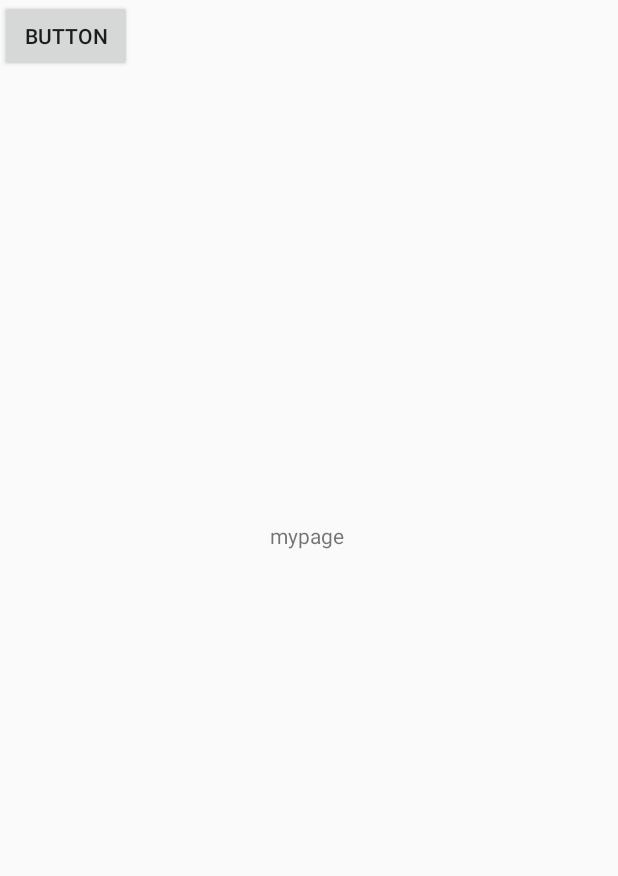
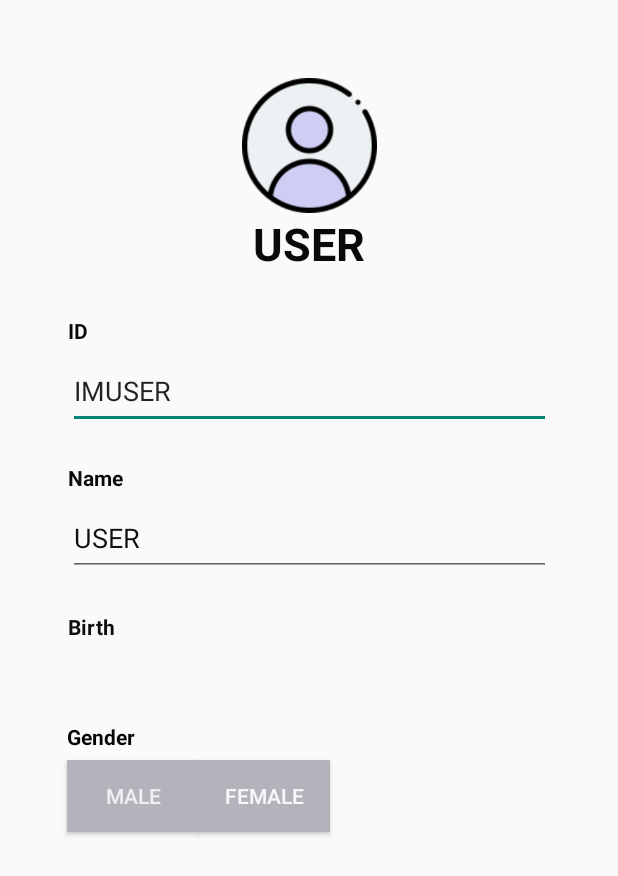
Before and after one commit to meeeeju/smart_mirrorr, an Android app: the MyPageActivity screen opened directly, with no data from a screen before it, on a phone screen of 412 x 824 dp. Shown: the top 876 px of the screen. Run offline under Robolectric (Android 15) with nearby library versions, the phone set to English and light mode, and no system bars.

Commit message:
make mypage id~gender

```diff
--- a/app/src/main/java/com/example/yanadu/data/request/ApiRequestFactory.kt
+++ b/app/src/main/java/com/example/yanadu/data/request/ApiRequestFactory.kt
@@ -45,16 +45,16 @@ object ApiRequestFactory {
 
 
 
-    loginService.requestLogin(text1,text2,text3,text4).enqueue(object Callback<SignupForm>{
-        override fun onFailure(call: Call<SignupForm>, t: Throwable) {
+    //loginService.requestLogin(text1,text2,text3,text4).enqueue(object Callback<SignupForm>{
+      //  override fun onFailure(call: Call<SignupForm>, t: Throwable) {
             //실패할 경우
-        }
+       // }
 
-        override fun onResponse(call: Call<SignupForm>, response: Response<SignupForm>) {
+      //  override fun onResponse(call: Call<SignupForm>, response: Response<SignupForm>) {
             //정상응답이 올경우
-        }
+      //  }
 
-    })
+   // })
 
 
 
--- a/app/src/main/java/com/example/yanadu/ui/graph_detail/DetailActivity.kt
+++ b/app/src/main/java/com/example/yanadu/ui/graph_detail/DetailActivity.kt
@@ -10,11 +10,19 @@ import com.example.yanadu.R
 import com.example.yanadu.ui.MainActivity
 import com.google.android.material.navigation.NavigationView
 import kotlinx.android.synthetic.main.activity_details.*
+import kotlinx.android.synthetic.main.activity_main.*
 
 class DetailActivity : AppCompatActivity() {
     override fun onCreate(savedInstanceState: Bundle?) {
         super.onCreate(savedInstanceState)
         setContentView(R.layout.activity_details)
 
+        btn_drug.setOnClickListener {
+            Toast.makeText(this@DetailActivity,"Proviotics(2021/06/06~) + Vitamin C(2018/03/24~)",Toast.LENGTH_LONG).show()
+
+        }
+        swch_wd.setOnClickListener {
+            img_weekgraph.setImageResource(R.drawable.daygraph)
+        }
     }
 }
--- a/app/src/main/java/com/example/yanadu/ui/mypage/MyPageActivity.kt
+++ b/app/src/main/java/com/example/yanadu/ui/mypage/MyPageActivity.kt
@@ -1,12 +1,18 @@
 package com.example.yanadu.ui.mypage
 
+import android.graphics.Color
 import androidx.appcompat.app.AppCompatActivity
 import android.os.Bundle
 import com.example.yanadu.R
+import kotlinx.android.synthetic.main.activity_my_page.*
 
 class MyPageActivity : AppCompatActivity() {
     override fun onCreate(savedInstanceState: Bundle?) {
         super.onCreate(savedInstanceState)
         setContentView(R.layout.activity_my_page)
+
+        btn_male.setOnClickListener {btn_male.setBackgroundColor(Color.DKGRAY)}
+        btn_female.setOnClickListener {btn_female.setBackgroundColor(Color.DKGRAY)}
     }
+
 }
--- a/app/src/main/res/layout/activity_my_page.xml
+++ b/app/src/main/res/layout/activity_my_page.xml
@@ -4,28 +4,142 @@
     xmlns:tools="http://schemas.android.com/tools"
     android:layout_width="match_parent"
     android:layout_height="match_parent"
-    tools:context=".ui.mypage.MyPageActivity">
+    tools:context=".ui.mypage.MyPageActivity"
+    tools:layout_editor_absoluteX="53dp"
+    tools:layout_editor_absoluteY="1dp">
+
+    <ImageView
+        android:id="@+id/img_user"
+        android:layout_width="99dp"
+        android:layout_height="90dp"
+        app:layout_constraintBottom_toBottomOf="parent"
+        app:layout_constraintEnd_toEndOf="parent"
+        app:layout_constraintStart_toStartOf="parent"
+        app:layout_constraintTop_toTopOf="parent"
+        app:layout_constraintVertical_bias="0.071"
+        app:srcCompat="@drawable/userimg" />
 
     <TextView
-        android:id="@+id/textView2"
+        android:id="@+id/textView"
         android:layout_width="wrap_content"
         android:layout_height="wrap_content"
-        android:layout_marginStart="179dp"
-        android:layout_marginLeft="179dp"
-        android:layout_marginTop="347dp"
-        android:layout_marginEnd="182dp"
-        android:layout_marginRight="182dp"
-        android:text="mypage"
+        android:text="USER"
+        android:textColor="#090909"
+        android:textSize="30sp"
+        android:textStyle="bold"
         app:layout_constraintEnd_toEndOf="parent"
+        app:layout_constraintStart_toStartOf="parent"
+        app:layout_constraintTop_toBottomOf="@+id/img_user" />
+
+    <EditText
+        android:id="@+id/txtpl_id"
+        android:layout_width="322dp"
+        android:layout_height="50dp"
+        android:layout_marginTop="236dp"
+        android:ems="10"
+        android:hint="ID"
+        android:inputType="textPersonName"
+        android:text="IMUSER"
+        app:layout_constraintEnd_toEndOf="parent"
+        app:layout_constraintHorizontal_bias="0.505"
         app:layout_constraintStart_toStartOf="parent"
         app:layout_constraintTop_toTopOf="parent" />
 
+    <TextView
+        android:id="@+id/txtlay_id"
+        android:layout_width="322dp"
+        android:layout_height="25dp"
+        android:text="ID"
+        android:textColor="#0B0A0A"
+        android:textStyle="bold"
+        app:layout_constraintBottom_toTopOf="@+id/txtpl_id"
+        app:layout_constraintEnd_toEndOf="@+id/txtpl_id"
+        app:layout_constraintHorizontal_bias="0.0"
+        app:layout_constraintStart_toStartOf="@+id/txtpl_id" />
+
+    <TextView
+        android:id="@+id/txtlay_name"
+        android:layout_width="322dp"
+        android:layout_height="25dp"
+        android:layout_marginStart="45dp"
+        android:layout_marginLeft="45dp"
+        android:layout_marginEnd="44dp"
+        android:layout_marginRight="44dp"
+        android:text="Name"
+        android:textColor="#0B0A0A"
+        android:textStyle="bold"
+        app:layout_constraintBottom_toTopOf="@+id/txt_name"
+        app:layout_constraintEnd_toEndOf="parent"
+        app:layout_constraintHorizontal_bias="0.0"
+        app:layout_constraintStart_toStartOf="parent"
+        app:layout_constraintTop_toBottomOf="@+id/txtpl_id"
+        app:layout_constraintVertical_bias="1.0" />
+
+    <EditText
+        android:id="@+id/txt_name"
+        android:layout_width="322dp"
+        android:layout_height="50dp"
+        android:layout_marginTop="48dp"
+        android:ems="10"
+        android:hint="Name"
+        android:inputType="textPersonName"
+        android:text="USER"
+        android:textColor="#101010"
+        app:layout_constraintEnd_toEndOf="@+id/txtlay_name"
+        app:layout_constraintHorizontal_bias="0.0"
+        app:layout_constraintStart_toStartOf="@+id/txtlay_name"
+        app:layout_constraintTop_toBottomOf="@+id/txtpl_id" />
+
+    <TextView
+        android:id="@+id/txtlay_birth"
+        android:layout_width="322dp"
+        android:layout_height="25dp"
+        android:layout_marginTop="24dp"
+        android:text="Birth"
+        android:textColor="#0E0E0E"
+        android:textStyle="bold"
+        app:layout_constraintEnd_toEndOf="parent"
+        app:layout_constraintStart_toStartOf="parent"
+        app:layout_constraintTop_toBottomOf="@+id/txt_name" />
+
+    <TextView
+        android:id="@+id/txtlay_gender"
+        android:layout_width="322dp"
+        android:layout_height="25dp"
+        android:layout_marginTop="48dp"
+        android:text="Gender"
+        android:textColor="#070707"
+        android:textStyle="bold"
+        app:layout_constraintEnd_toEndOf="parent"
+        app:layout_constraintHorizontal_bias="0.494"
+        app:layout_constraintStart_toStartOf="parent"
+        app:layout_constraintTop_toBottomOf="@+id/txtlay_birth" />
+
     <Button
-        android:id="@+id/button"
+        android:id="@+id/btn_male"
         android:layout_width="wrap_content"
         android:layout_height="wrap_content"
-        android:text="Button"
-        tools:layout_editor_absoluteX="161dp"
-        tools:layout_editor_absoluteY="204dp" />
+        android:background="#B5B2BC"
+        android:text="male"
+        android:textColor="#F0EEF3"
+        app:layout_constraintBottom_toBottomOf="@+id/btn_female"
+        app:layout_constraintEnd_toStartOf="@+id/btn_female"
+        app:layout_constraintStart_toStartOf="@+id/txtlay_gender"
+        app:layout_constraintTop_toTopOf="@+id/btn_female" />
+
+
+    <Button
+        android:id="@+id/btn_female"
+        android:layout_width="wrap_content"
+        android:layout_height="wrap_content"
+        android:layout_marginEnd="192dp"
+        android:layout_marginRight="192dp"
+        android:background="#B5B2BC"
+        android:text="FEMALE"
+        android:textColor="#F8F6FA"
+        app:layout_constraintBottom_toBottomOf="parent"
+        app:layout_constraintEnd_toEndOf="parent"
+        app:layout_constraintTop_toBottomOf="@+id/txtlay_gender"
+        app:layout_constraintVertical_bias="0.0" />
 
 </androidx.constraintlayout.widget.ConstraintLayout>
```
Also changed, not shown: app/src/main/res/drawable/daygraph.png (added), app/src/main/res/drawable/userimg.png (added).
